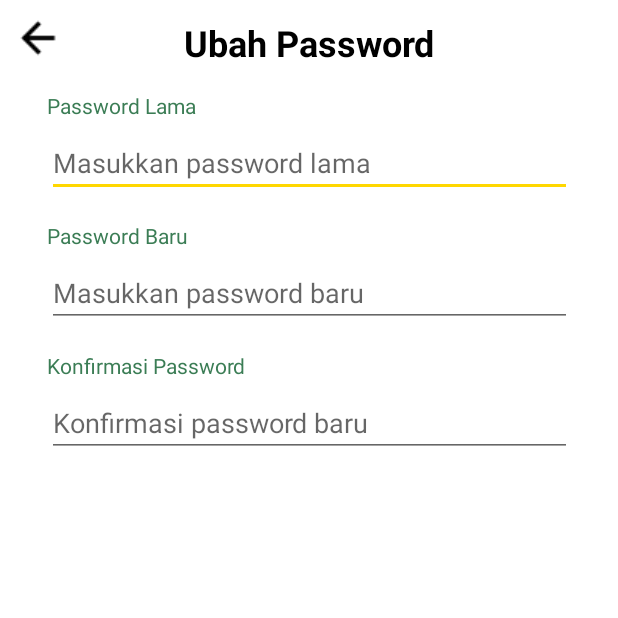
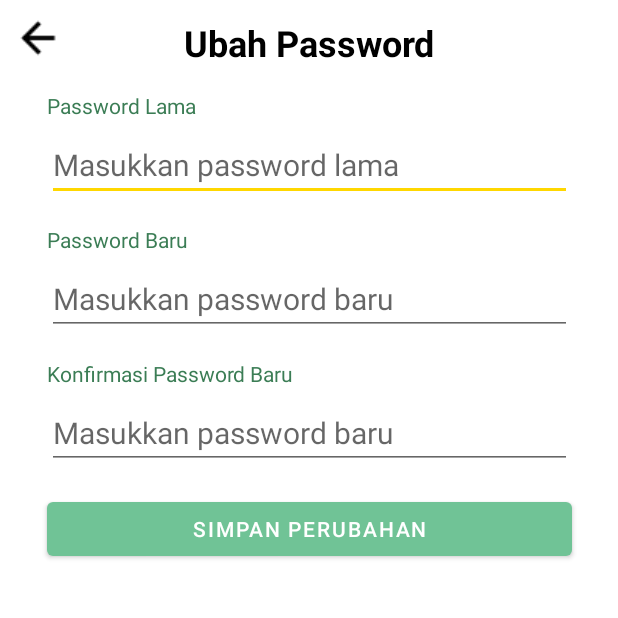
Before and after one commit to FruitMate/Mobile-Development, an Android app: the ChangePasswordActivity screen opened directly, with no data from a screen before it, on a phone screen of 412 x 824 dp, the top half of it. Run offline under Robolectric (Android 15) with nearby library versions, the phone set to English and light mode, and no system bars; our stand-ins replace Firebase (no records; nobody signed in at launch, a user with empty details on screens opened directly).

Commit message:
Fitur update password done.

```diff
--- a/app/src/main/res/layout/activity_change_password.xml
+++ b/app/src/main/res/layout/activity_change_password.xml
@@ -54,6 +54,7 @@
                 android:layout_width="match_parent"
                 android:layout_height="wrap_content"
                 android:ems="10"
+                android:textSize="20sp"
                 android:hint="Masukkan password lama"
                 android:layout_marginTop="6dp"
                 android:inputType="textPassword"
@@ -82,6 +83,7 @@
                 android:layout_width="match_parent"
                 android:layout_height="wrap_content"
                 android:ems="10"
+                android:textSize="20sp"
                 android:hint="Masukkan password baru"
                 android:layout_marginTop="6dp"
                 android:inputType="textPassword"
@@ -102,7 +104,7 @@
                 android:textColor="@color/hijau_varian"
                 android:layout_width="wrap_content"
                 android:layout_height="wrap_content"
-                android:text="Konfirmasi Password"
+                android:text="Konfirmasi Password Baru"
                 app:layout_constraintStart_toStartOf="parent"
                 app:layout_constraintTop_toTopOf="parent" />
             <EditText
@@ -110,13 +112,34 @@
                 android:layout_width="match_parent"
                 android:layout_height="wrap_content"
                 android:ems="10"
-                android:hint="Konfirmasi password baru"
+                android:textSize="20sp"
+                android:hint="Masukkan password baru"
                 android:layout_marginTop="6dp"
                 android:inputType="textPassword"
                 app:layout_constraintStart_toStartOf="parent"
                 app:layout_constraintTop_toBottomOf="@id/confirm_password"
                 tools:ignore="SpeakableTextPresentCheck,TextContrastCheck" />
         </androidx.constraintlayout.widget.ConstraintLayout>
+
+        <Button
+            android:id="@+id/btn_save"
+            android:layout_width="350dp"
+            android:layout_height="wrap_content"
+            android:layout_marginTop="16dp"
+            app:layout_constraintStart_toStartOf="parent"
+            app:layout_constraintEnd_toEndOf="parent"
+            android:text="Simpan Perubahan"
+            app:layout_constraintTop_toBottomOf="@id/confirm_password_layout"/>
+        <ProgressBar
+            android:id="@+id/progress_bar"
+            android:layout_width="wrap_content"
+            android:layout_height="wrap_content"
+            android:elevation="2dp"
+            android:visibility="gone"
+            app:layout_constraintTop_toTopOf="@id/btn_save"
+            app:layout_constraintStart_toStartOf="@id/btn_save"
+            app:layout_constraintEnd_toEndOf="@id/btn_save"
+            app:layout_constraintBottom_toBottomOf="@id/btn_save"/>
     </androidx.constraintlayout.widget.ConstraintLayout>
 
 </ScrollView>
```
Also changed, not shown: app/src/main/java/com/capstone/tesfirebase/ui/profile/changepassword/ChangePasswordActivity.kt (+82 -2 lines).
